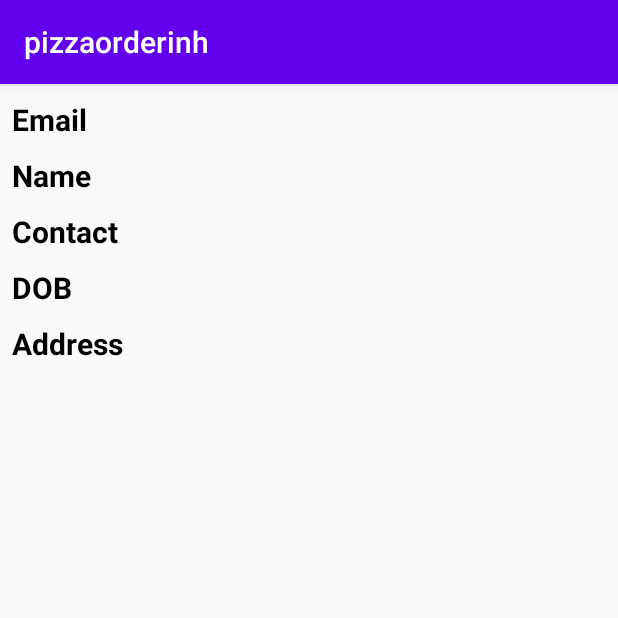
After one commit to azeem30/CompletePizzaOrdering, an Android app: the profDetails screen opened directly, with no data from a screen before it, on a phone screen of 412 x 824 dp, the top half of it. The commit adds this screen. Run offline under Robolectric (Android 15) with nearby library versions, the phone set to English and light mode, and no system bars; our stand-ins replace Firebase (no records; nobody signed in at launch, a user with empty details on screens opened directly).

```diff
--- a/app/src/main/java/com/example/pizzaorderinh/Login.java
+++ b/app/src/main/java/com/example/pizzaorderinh/Login.java
@@ -38,7 +38,7 @@ public class Login extends AppCompatActivity{
         sig = findViewById(R.id.sign);
         l.setPaintFlags(l.getPaintFlags()| Paint.UNDERLINE_TEXT_FLAG);
         sig.setPaintFlags(sig.getPaintFlags()| Paint.UNDERLINE_TEXT_FLAG);
-        sig.setOnClickListener(new View.OnClickListener() {
+        sig.setOnClickListener(new View.OnClickListener(){
             @Override
             public void onClick(View view) {
                 Intent signKaro = new Intent(Login.this,Signup.class);
--- a/app/src/main/java/com/example/pizzaorderinh/fbAdapter.java
+++ b/app/src/main/java/com/example/pizzaorderinh/fbAdapter.java
@@ -30,7 +30,7 @@ holder.fIV.setOnClickListener(new View.OnClickListener() {
     @Override
     public void onClick(View view) {
         AppCompatActivity act2 = (AppCompatActivity) view.getContext();
-        act2.getSupportFragmentManager().beginTransaction().replace(R.id.swapper,new descFragment(model.getpImage(),model.getpName(), model.getpPrice())).addToBackStack(null).commit();
+        act2.getSupportFragmentManager().beginTransaction().replace(R.id.wrapper,new descFragment(model.getpImage(),model.getpName(), model.getpPrice())).addToBackStack(null).commit();
     }
 });
     }
--- /dev/null
+++ b/app/src/main/java/com/example/pizzaorderinh/profDetails.java
@@ -0,0 +1,73 @@
+package com.example.pizzaorderinh;
+
+import android.os.Bundle;
+
+import androidx.annotation.NonNull;
+import androidx.fragment.app.Fragment;
+
+import android.view.LayoutInflater;
+import android.view.View;
+import android.view.ViewGroup;
+import android.widget.TextView;
+import android.widget.Toast;
+
+import com.google.firebase.auth.FirebaseAuth;
+import com.google.firebase.database.DataSnapshot;
+import com.google.firebase.database.DatabaseError;
+import com.google.firebase.database.DatabaseReference;
+import com.google.firebase.database.FirebaseDatabase;
+import com.google.firebase.database.ValueEventListener;
+
+
+public class profDetails extends Fragment {
+
+
+    private static final String ARG_PARAM1 = "param1";
+    private static final String ARG_PARAM2 = "param2";
+
+    FirebaseDatabase fProf= FirebaseDatabase.getInstance();
+    String uID = FirebaseAuth.getInstance().getCurrentUser().getUid();
+    DatabaseReference dProf = fProf.getReference().child("Users").child(uID);
+    String uMail = FirebaseAuth.getInstance().getCurrentUser().getEmail();
+
+    String mail,pehlaname, aakhriname, number, janam, pata;
+    private String mParam1;
+    private String mParam2;
+
+    public profDetails() {
+        // Required empty public constructor
+    }
+
+
+    public static profDetails newInstance(String param1, String param2) {
+        profDetails fragment = new profDetails();
+        Bundle args = new Bundle();
+        args.putString(ARG_PARAM1, param1);
+        args.putString(ARG_PARAM2, param2);
+        fragment.setArguments(args);
+        return fragment;
+    }
+
+    @Override
+    public void onCreate(Bundle savedInstanceState) {
+        super.onCreate(savedInstanceState);
+        if (getArguments() != null) {
+            mParam1 = getArguments().getString(ARG_PARAM1);
+            mParam2 = getArguments().getString(ARG_PARAM2);
+        }
+    }
+
+    @Override
+    public View onCreateView(LayoutInflater inflater, ViewGroup container,
+                             Bundle savedInstanceState) {
+        View profView =inflater.inflate(R.layout.fragment_prof_details, container, false);
+        TextView gmf = profView.findViewById(R.id.gmailFirebase);
+        TextView fname = profView.findViewById(R.id.first_name);
+        TextView lname= profView.findViewById(R.id.last_name);
+        TextView phf = profView.findViewById(R.id.phoneFirebase);
+        TextView dobf = profView.findViewById(R.id.birthFirebase);
+        TextView addf = profView.findViewById(R.id.pataFirebase);
+
+        return profView;
+    }
+}
--- a/app/src/main/java/com/example/pizzaorderinh/trollyList.java
+++ b/app/src/main/java/com/example/pizzaorderinh/trollyList.java
@@ -5,11 +5,14 @@ import android.graphics.Paint;
 import android.media.Image;
 import android.os.Bundle;
 
+import androidx.annotation.NonNull;
 import androidx.fragment.app.Fragment;
 import androidx.recyclerview.widget.LinearLayoutManager;
 import androidx.recyclerview.widget.RecyclerView;
 
 import android.view.LayoutInflater;
+import android.view.Menu;
+import android.view.MenuInflater;
 import android.view.View;
 import android.view.ViewGroup;
 import android.widget.ImageView;
@@ -59,6 +62,7 @@ public class trollyList extends Fragment {
     @Override
     public void onCreate(Bundle savedInstanceState) {
         super.onCreate(savedInstanceState);
+        setHasOptionsMenu(true);
         if (getArguments() != null) {
             mParam1 = getArguments().getString(ARG_PARAM1);
             mParam2 = getArguments().getString(ARG_PARAM2);
@@ -95,4 +99,5 @@ public class trollyList extends Fragment {
         super.onStop();
         ca.stopListening();
     }
+
 }
--- /dev/null
+++ b/app/src/main/java/com/example/pizzaorderinh/userProf.java
@@ -0,0 +1,17 @@
+package com.example.pizzaorderinh;
+
+import androidx.appcompat.app.AppCompatActivity;
+
+import android.os.Bundle;
+import android.view.WindowManager;
+
+public class userProf extends AppCompatActivity {
+
+    @Override
+    protected void onCreate(Bundle savedInstanceState) {
+        super.onCreate(savedInstanceState);
+        setContentView(R.layout.activity_user_prof2);
+        getWindow().setFlags(WindowManager.LayoutParams.FLAG_FULLSCREEN,WindowManager.LayoutParams.FLAG_FULLSCREEN);
+        getSupportFragmentManager().beginTransaction().replace(R.id.swapProf,new profDetails()).commit();
+    }
+}
--- /dev/null
+++ b/app/src/main/res/drawable/ic_baseline_account_circle_24.xml
@@ -0,0 +1,5 @@
+<vector android:height="24dp" android:tint="#FFFFFF"
+    android:viewportHeight="24" android:viewportWidth="24"
+    android:width="24dp" xmlns:android="http://schemas.android.com/apk/res/android">
+    <path android:fillColor="@android:color/white" android:pathData="M12,2C6.48,2 2,6.48 2,12s4.48,10 10,10s10,-4.48 10,-10S17.52,2 12,2zM12,6c1.93,0 3.5,1.57 3.5,3.5S13.93,13 12,13s-3.5,-1.57 -3.5,-3.5S10.07,6 12,6zM12,20c-2.03,0 -4.43,-0.82 -6.14,-2.88C7.55,15.8 9.68,15 12,15s4.45,0.8 6.14,2.12C16.43,19.18 14.03,20 12,20z"/>
+</vector>
--- /dev/null
+++ b/app/src/main/res/drawable/ic_cart.xml
@@ -0,0 +1,5 @@
+<vector android:height="24dp" android:tint="#FFFFFF"
+    android:viewportHeight="24" android:viewportWidth="24"
+    android:width="24dp" xmlns:android="http://schemas.android.com/apk/res/android">
+    <path android:fillColor="@android:color/white" android:pathData="M7,18c-1.1,0 -1.99,0.9 -1.99,2S5.9,22 7,22s2,-0.9 2,-2 -0.9,-2 -2,-2zM1,2v2h2l3.6,7.59 -1.35,2.45c-0.16,0.28 -0.25,0.61 -0.25,0.96 0,1.1 0.9,2 2,2h12v-2L7.42,15c-0.14,0 -0.25,-0.11 -0.25,-0.25l0.03,-0.12 0.9,-1.63h7.45c0.75,0 1.41,-0.41 1.75,-1.03l3.58,-6.49c0.08,-0.14 0.12,-0.31 0.12,-0.48 0,-0.55 -0.45,-1 -1,-1L5.21,4l-0.94,-2L1,2zM17,18c-1.1,0 -1.99,0.9 -1.99,2s0.89,2 1.99,2 2,-0.9 2,-2 -0.9,-2 -2,-2z"/>
+</vector>
--- /dev/null
+++ b/app/src/main/res/layout/activity_user_prof2.xml
@@ -0,0 +1,10 @@
+<?xml version="1.0" encoding="utf-8"?>
+<FrameLayout xmlns:android="http://schemas.android.com/apk/res/android"
+    xmlns:app="http://schemas.android.com/apk/res-auto"
+    xmlns:tools="http://schemas.android.com/tools"
+    android:layout_width="match_parent"
+    android:layout_height="match_parent"
+    android:id="@+id/swapProf"
+    tools:context=".userProf">
+
+</FrameLayout>
--- /dev/null
+++ b/app/src/main/res/layout/fragment_prof_details.xml
@@ -0,0 +1,137 @@
+<?xml version="1.0" encoding="utf-8"?>
+<FrameLayout xmlns:android="http://schemas.android.com/apk/res/android"
+    xmlns:tools="http://schemas.android.com/tools"
+    android:layout_width="match_parent"
+    android:layout_height="match_parent"
+    tools:context=".profDetails">
+
+    <RelativeLayout
+        android:layout_width="match_parent"
+        android:layout_height="wrap_content">
+
+        <TextView
+            android:layout_width="wrap_content"
+            android:layout_height="wrap_content"
+            android:id="@+id/gmail"
+            android:text="Email"
+            android:textColor="@color/black"
+            android:textSize="20dp"
+            android:textStyle="bold"
+            android:layout_marginLeft="8dp"
+            android:layout_marginTop="10dp"/>
+        <TextView
+            android:layout_width="wrap_content"
+            android:layout_height="wrap_content"
+            android:id="@+id/gmailFirebase"
+android:layout_toEndOf="@+id/gmail"
+            android:textColor="@color/black"
+            android:textSize="20dp"
+            android:textStyle="bold|italic"
+            android:layout_marginLeft="8dp"
+            android:layout_marginTop="10dp"/>
+        <TextView
+            android:layout_width="wrap_content"
+            android:layout_height="wrap_content"
+            android:id="@+id/viewN"
+            android:text="Name"
+            android:layout_below="@+id/gmail"
+            android:textColor="@color/black"
+            android:textSize="20dp"
+            android:textStyle="bold"
+            android:layout_marginLeft="8dp"
+            android:layout_marginTop="10dp"/>
+        <TextView
+            android:layout_width="wrap_content"
+            android:layout_height="wrap_content"
+            android:layout_below="@+id/gmail"
+            android:id="@+id/first_name"
+            android:layout_toEndOf="@+id/viewN"
+            android:textSize="20dp"
+            android:textStyle="bold|italic"
+            android:layout_marginLeft="8dp"
+            android:layout_marginTop="10dp"/>
+        <TextView
+            android:layout_width="wrap_content"
+            android:layout_height="wrap_content"
+            android:layout_below="@+id/gmail"
+            android:id="@+id/last_name"
+            android:layout_toEndOf="@+id/first_name"
+            android:textSize="20dp"
+            android:textStyle="bold|italic"
+            android:layout_marginLeft="8dp"
+            android:layout_marginTop="10dp"/>
+        <TextView
+            android:layout_width="wrap_content"
+            android:layout_height="wrap_content"
+            android:id="@+id/phone"
+            android:text="Contact"
+            android:textColor="@color/black"
+            android:layout_below="@+id/viewN"
+            android:textSize="20dp"
+            android:textStyle="bold"
+            android:layout_marginLeft="8dp"
+            android:layout_marginTop="10dp"/>
+        <TextView
+            android:layout_width="wrap_content"
+            android:layout_height="wrap_content"
+            android:id="@+id/phoneFirebase"
+            android:textColor="@color/black"
+            android:layout_below="@+id/viewN"
+            android:layout_toEndOf="@id/phone"
+            android:textSize="20dp"
+            android:textStyle="bold|italic"
+            android:layout_marginLeft="8dp"
+            android:layout_marginTop="10dp"/>
+        <TextView
+            android:layout_width="wrap_content"
+            android:layout_height="wrap_content"
+            android:id="@+id/birth"
+            android:text="DOB"
+            android:textColor="@color/black"
+            android:layout_below="@+id/phone"
+            android:textSize="20dp"
+            android:textStyle="bold"
+            android:layout_marginLeft="8dp"
+            android:layout_marginTop="10dp"/>
+        <TextView
+            android:layout_width="wrap_content"
+            android:layout_height="wrap_content"
+            android:id="@+id/birthFirebase"
+            android:textColor="@color/black"
+            android:layout_below="@+id/phone"
+            android:layout_toEndOf="@+id/birth"
+            android:textSize="20dp"
+            android:textStyle="bold"
+            android:layout_marginLeft="8dp"
+            android:layout_marginTop="10dp"/>
+        <TextView
+            android:layout_width="wrap_content"
+            android:layout_height="wrap_content"
+            android:id="@+id/pata"
+            android:text="Address"
+            android:layout_below="@+id/birth"
+            android:textSize="20dp"
+            android:textColor="@color/black"
+            android:textStyle="bold"
+            android:layout_marginLeft="8dp"
+            android:layout_marginTop="10dp"
+            android:layout_marginBottom="10dp"/>
+        <TextView
+            android:layout_width="wrap_content"
+            android:layout_height="wrap_content"
+            android:id="@+id/pataFirebase"
+            android:layout_below="@+id/birth"
+            android:layout_toEndOf="@+id/pata"
+            android:textSize="20dp"
+            android:textColor="@color/black"
+            android:textStyle="bold"
+            android:layout_marginLeft="8dp"
+            android:layout_marginTop="10dp"
+            android:layout_marginBottom="10dp"/>
+
+
+
+
+    </RelativeLayout>
+
+</FrameLayout>
```
Also changed, not shown: app/src/main/AndroidManifest.xml (+8 -1 lines), app/src/main/java/com/example/pizzaorderinh/Signup.java (+5 -7 lines), app/src/main/java/com/example/pizzaorderinh/descFragment.java (+36 -0 lines), app/src/main/java/com/example/pizzaorderinh/recFragment.java (+17 -3 lines), app/src/main/res/layout/fragment_desc.xml (+18 -1 lines), app/src/main/res/layout/prof_item.xml (added, +170 -0 lines), app/src/main/res/menu/account.xml (added, +10 -0 lines), app/src/main/res/menu/menu_cart.xml (added, +10 -0 lines), app/src/main/res/drawable-v24/profbutton.jpg (added).
